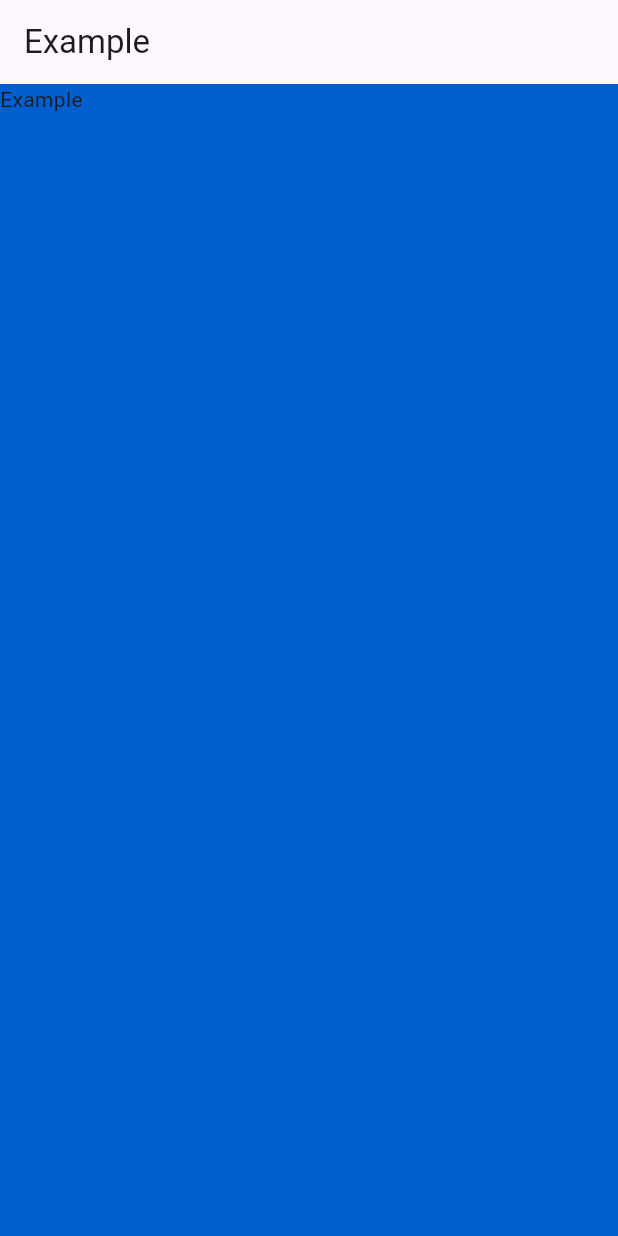
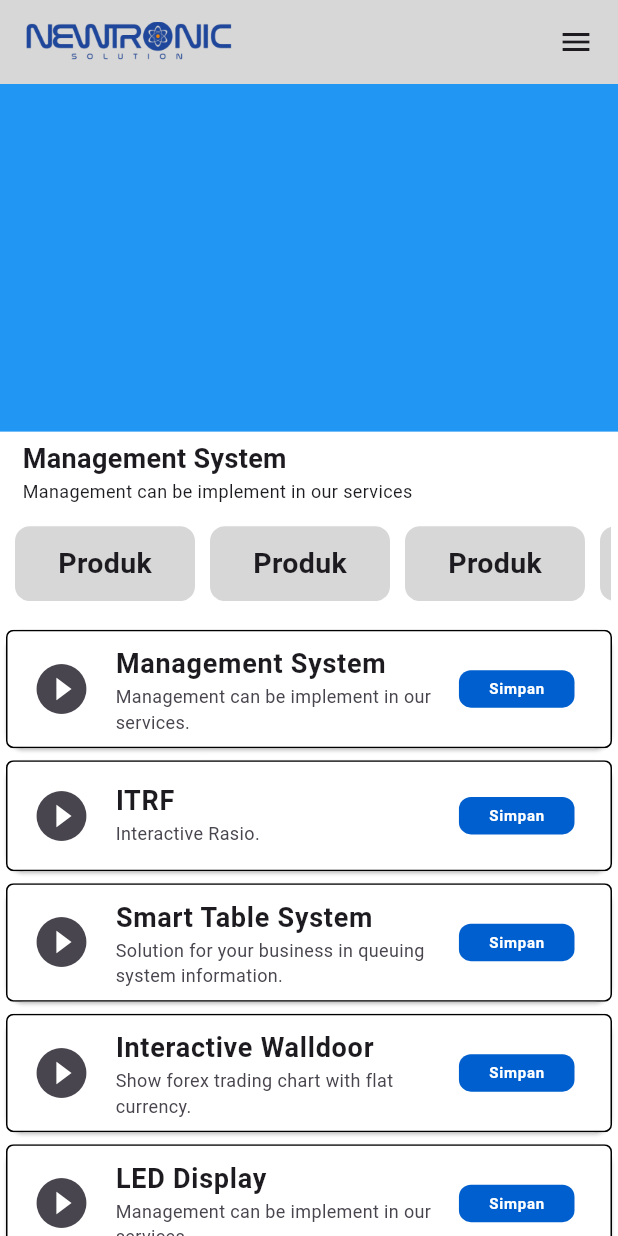
Before and after one commit to Leviansky/newtronic-app, a Flutter app: the screen it shows after launch, on a phone screen of 412 x 824 dp. Run offline on Flutter 3.47's test engine with Material 3 defaults, Android fonts, the phone set to English and light mode, and no system bars; our stand-ins replace get; Roboto replaces fonts that are missing (Nunito).

Commit message:
create ui product screen

```diff
--- a/lib/app/modules/product/views/product_view.dart
+++ b/lib/app/modules/product/views/product_view.dart
@@ -1,5 +1,6 @@
 import 'package:flutter/material.dart';
 import 'package:get/get.dart';
+import 'package:newtronic_app/app/modules/product/widgets/listtile.dart';
 
 import '../../../../resources/colors.dart';
 import '../controllers/product_controller.dart';
@@ -17,11 +18,135 @@ class _ProductViewState extends State<ProductView> {
   @override
   Widget build(BuildContext context) {
     return Scaffold(
-      backgroundColor: AppColors.primary,
+      backgroundColor: Colors.white,
       appBar: AppBar(
-        title: Text('Example'),
+        backgroundColor: AppColors.bgGray,
+        title: Row(
+          mainAxisAlignment: MainAxisAlignment.spaceBetween,
+          children: [
+            Image.asset(
+              "assets/logo-newtronic.png",
+              width: 140,
+              fit: BoxFit.fill,
+            ),
+            const Icon(
+              Icons.menu,
+              size: 24.0,
+            ),
+          ],
+        ),
       ),
-      body: Text('Example'),
+      body: Column(
+        crossAxisAlignment: CrossAxisAlignment.start,
+        children: [
+          //Video player
+          AspectRatio(
+            aspectRatio: 16 / 9,
+            child: Container(
+              decoration: const BoxDecoration(
+                color: Colors.blue,
+              ),
+            ),
+          ),
+          const SizedBox(
+            height: 5.0,
+          ),
+          //Title and description about video
+          Container(
+            padding: const EdgeInsets.symmetric(horizontal: 15),
+            width: MediaQuery.of(context).size.width,
+            child: const Column(
+              crossAxisAlignment: CrossAxisAlignment.start,
+              children: [
+                Text(
+                  'Management System',
+                  style: TextStyle(
+                    fontSize: 18,
+                    fontWeight: FontWeight.bold,
+                  ),
+                ),
+                Text(
+                  'Management can be implement in our services',
+                  style: TextStyle(
+                    fontSize: 12,
+                    fontWeight: FontWeight.w400,
+                  ),
+                ),
+              ],
+            ),
+          ),
+          const SizedBox(
+            height: 15.0,
+          ),
+          //Category
+          Container(
+            padding: const EdgeInsets.symmetric(horizontal: 5),
+            height: 50,
+            width: MediaQuery.of(context).size.width,
+            child: ListView.builder(
+              scrollDirection: Axis.horizontal,
+              itemCount: 4,
+              itemBuilder: (context, index) {
+                return Container(
+                  height: 25,
+                  width: 120,
+                  margin: const EdgeInsets.symmetric(horizontal: 5),
+                  decoration: const BoxDecoration(
+                    color: AppColors.bgGray,
+                    borderRadius: BorderRadius.all(
+                      Radius.circular(10),
+                    ),
+                  ),
+                  child: const Center(
+                    child: Text(
+                      'Produk',
+                      style: TextStyle(
+                        fontSize: 19,
+                        fontWeight: FontWeight.bold,
+                      ),
+                    ),
+                  ),
+                );
+              },
+            ),
+          ),
+          const SizedBox(
+            height: 15.0,
+          ),
+          //Data List tile
+          Expanded(
+            child: ListView(
+              children: const [
+                ListTileProduct(
+                  title: 'Management System',
+                  subtitle: 'Management can be implement in our services.',
+                ),
+                ListTileProduct(
+                  title: 'ITRF',
+                  subtitle: 'Interactive Rasio.',
+                ),
+                ListTileProduct(
+                  title: 'Smart Table System',
+                  subtitle:
+                      'Solution for your business in queuing system information.',
+                ),
+                ListTileProduct(
+                  title: 'Interactive Walldoor',
+                  subtitle: 'Show forex trading chart with flat currency.',
+                ),
+                ListTileProduct(
+                  title: 'LED Display',
+                  subtitle: 'Management can be implement in our services.',
+                ),
+                ListTileProduct(
+                  title: 'Queuing Services',
+                  subtitle: 'Management can be implement in our services.',
+                ),
+              ],
+            ),
+          )
+        ],
+      ),
     );
   }
 }
--- /dev/null
+++ b/lib/app/modules/product/widgets/listtile.dart
@@ -0,0 +1,65 @@
+import 'package:flutter/material.dart';
+import 'package:newtronic_app/resources/colors.dart';
+
+class ListTileProduct extends StatelessWidget {
+  const ListTileProduct({
+    super.key,
+    required this.title,
+    required this.subtitle,
+  });
+
+  final String title;
+  final String subtitle;
+
+  @override
+  Widget build(BuildContext context) {
+    return Card(
+      color: Colors.white,
+      child: ListTile(
+        tileColor: Colors.white,
+        shape: RoundedRectangleBorder(
+          side: const BorderSide(color: Colors.black, width: 1),
+          borderRadius: BorderRadius.circular(5),
+        ),
+        leading: const SizedBox(
+          height: double.infinity,
+          child: Icon(
+            Icons.play_circle_fill,
+            size: 40,
+          ),
+        ),
+        title: Text(
+          title,
+          style: const TextStyle(
+            fontSize: 18,
+            fontWeight: FontWeight.bold,
+          ),
+        ),
+        subtitle: Text(
+          subtitle,
+          style: const TextStyle(
+            fontSize: 12,
+            fontWeight: FontWeight.w400,
+          ),
+        ),
+        trailing: Container(
+          padding: const EdgeInsets.symmetric(horizontal: 20, vertical: 5),
+          decoration: const BoxDecoration(
+            color: AppColors.primary,
+            borderRadius: BorderRadius.all(
+              Radius.circular(8),
+            ),
+          ),
+          child: const Text(
+            'Simpan',
+            style: TextStyle(
+              fontSize: 10,
+              fontWeight: FontWeight.bold,
+              color: Colors.white,
+            ),
+          ),
+        ),
+      ),
+    );
+  }
+}
```
